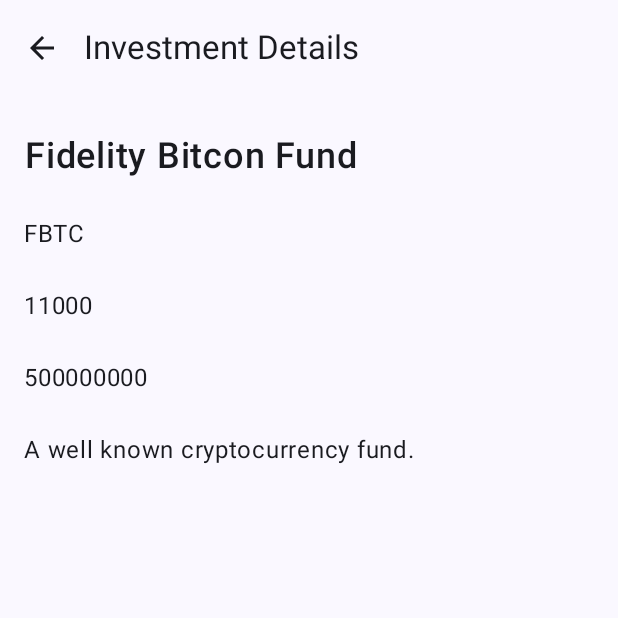
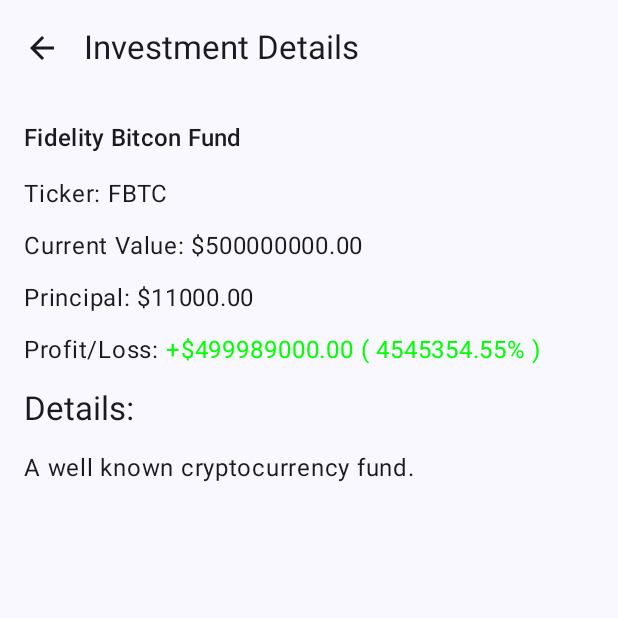
Before and after one commit to yogigupta1206/Investment-Tracker-App, an Android app built with Jetpack Compose: the screen it shows after launch (MainActivity), after a tap on "Fidelity Bitcon Fund", on a phone screen of 412 x 824 dp, the top half of it. Run offline under Robolectric (Android 15) with nearby library versions, the phone set to English and light mode, and no system bars; our stand-ins replace Dagger/Hilt's generated code.

Commit message:
Meaningful data for the user

```diff
--- a/app/src/main/java/com/yogigupta1206/investment_tracker_addepar/presentation/investment_detail/InvestmentDetailsScreen.kt
+++ b/app/src/main/java/com/yogigupta1206/investment_tracker_addepar/presentation/investment_detail/InvestmentDetailsScreen.kt
@@ -1,7 +1,9 @@
 package com.yogigupta1206.investment_tracker_addepar.presentation.investment_detail
 
+import androidx.compose.foundation.layout.Arrangement
 import androidx.compose.foundation.layout.Box
 import androidx.compose.foundation.layout.Column
+import androidx.compose.foundation.layout.Row
 import androidx.compose.foundation.layout.Spacer
 import androidx.compose.foundation.layout.fillMaxSize
 import androidx.compose.foundation.layout.height
@@ -12,10 +14,17 @@ import androidx.compose.material3.CircularProgressIndicator
 import androidx.compose.material3.ExperimentalMaterial3Api
 import androidx.compose.material3.Icon
 import androidx.compose.material3.IconButton
+import androidx.compose.material3.MaterialTheme
 import androidx.compose.material3.Scaffold
 import androidx.compose.material3.Text
 import androidx.compose.material3.TopAppBar
 import androidx.compose.runtime.Composable
+import androidx.compose.runtime.LaunchedEffect
+import androidx.compose.runtime.getValue
+import androidx.compose.runtime.mutableDoubleStateOf
+import androidx.compose.runtime.mutableStateOf
+import androidx.compose.runtime.remember
+import androidx.compose.runtime.setValue
 import androidx.compose.ui.Alignment
 import androidx.compose.ui.Modifier
 import androidx.compose.ui.graphics.Color
@@ -28,6 +37,8 @@ import androidx.hilt.navigation.compose.hiltViewModel
 import com.yogigupta1206.investment_tracker_addepar.R
 import com.yogigupta1206.investment_tracker_addepar.domain.model.Investment
 import com.yogigupta1206.investment_tracker_addepar.presentation.SharedInvestmentViewModel
+import kotlinx.coroutines.Dispatchers
+import kotlinx.coroutines.withContext
 
 @Composable
 fun InvestmentDetailsScreen(
@@ -54,6 +65,11 @@ fun InvestmentDetailsScreen(
 @OptIn(ExperimentalMaterial3Api::class)
 @Composable
 fun InvestmentDetailsContent(investment: Investment, onNavigateBack: () -> Unit) {
+    var currentValue by remember { mutableDoubleStateOf(0.0) }
+    var principalValue by remember { mutableDoubleStateOf(0.0) }
+    var profitLoss by remember { mutableDoubleStateOf(0.0) }
+    var profitLossPercentage by remember { mutableDoubleStateOf(0.0) }
+
     Scaffold(
         topBar = {
             TopAppBar(
@@ -69,43 +85,67 @@ fun InvestmentDetailsContent(investment: Investment, onNavigateBack: () -> Unit)
         Column(
             modifier = Modifier
                 .padding(innerPadding)
-                .padding(top = 24.dp, start = 16.dp, end = 16.dp)
-                .fillMaxSize()
+                .padding(16.dp)
+                .fillMaxSize(),
+            verticalArrangement = Arrangement.spacedBy(16.dp)
         ) {
+            Text(
+                text = investment.name ?: stringResource(id = R.string.empty_string),
+                style = MaterialTheme.typography.titleMedium
+            )
+            if (!investment.ticker.isNullOrBlank()) {
+                Text(
+                    text = "Ticker: ${investment.ticker}",
+                    style = MaterialTheme.typography.bodyLarge
+                )
+            }
 
-            Text(text = investment.name ?: stringResource(R.string.empty_string),
-                lineHeight = 32.sp,
-                fontSize = 24.sp,
-                fontWeight = FontWeight.Medium,
-                textAlign = TextAlign.Center
+            LaunchedEffect(investment) {
+                val currentValueCalculated = withContext(Dispatchers.Default) {
+                    investment.value?.toDoubleOrNull() ?: 0.0
+                }
+                val principalValueCalculated = withContext(Dispatchers.Default) {
+                    investment.principal?.toDoubleOrNull() ?: 0.0
+                }
+                val profitLossCalculated = currentValueCalculated - principalValueCalculated
+                val profitLossPercentageCalculated = (profitLossCalculated / principalValueCalculated) * 100
+                currentValue = currentValueCalculated
+                principalValue = principalValueCalculated
+                profitLoss = profitLossCalculated
+                profitLossPercentage = profitLossPercentageCalculated
+            }
+
+            Text(
+                text = "Current Value: $${"%.2f".format(currentValue)}",    // Can't be Two Source of Truth
+                style = MaterialTheme.typography.bodyLarge
             )
-            Spacer(modifier = Modifier.height(24.dp))
-            Text(text = investment.ticker ?: stringResource(R.string.empty_string),
-                lineHeight = 24.sp,
-                fontSize = 16.sp,
-                fontWeight = FontWeight.Normal,
-                textAlign = TextAlign.Start
+            Text(
+                text = "Principal: $${"%.2f".format(principalValue)}",      // Can't be Two Source of Truth
+                style = MaterialTheme.typography.bodyLarge
             )
-            Spacer(modifier = Modifier.height(24.dp))
-            Text(text = investment.principal ?: stringResource(R.string._0),
-                lineHeight = 24.sp,
-                fontSize = 16.sp,
-                fontWeight = FontWeight.Normal,
-                textAlign = TextAlign.Start
+            Row {
+                Text(
+                    text = "Profit/Loss: ",
+                    style = MaterialTheme.typography.bodyLarge
+                )
+                Text(
+                    text = "${if (profitLoss >= 0) "+" else ""}$${"%.2f".format(profitLoss)}",
+                    color = if (profitLoss >= 0) Color.Green else Color.Red,
+                    style = MaterialTheme.typography.bodyLarge
+                )
+                Text(
+                    text = " ( ${"%.2f".format(profitLossPercentage)}% )",
+                    color = if (profitLoss >= 0) Color.Green else Color.Red,
+                    style = MaterialTheme.typography.bodyLarge
+                )
+            }
+            Text(
+                text = "Details:",
+                style = MaterialTheme.typography.titleLarge
             )
-            Spacer(modifier = Modifier.height(24.dp))
-            Text(text = investment.value ?: stringResource(R.string._0),
-                lineHeight = 24.sp,
-                fontSize = 16.sp,
-                fontWeight = FontWeight.Normal,
-                textAlign = TextAlign.Start
-            )
-            Spacer(modifier = Modifier.height(24.dp))
-            Text(text = investment.details ?: stringResource(R.string.empty_string),
-                lineHeight = 24.sp,
-                fontSize = 16.sp,
-                fontWeight = FontWeight.Normal,
-                textAlign = TextAlign.Start
+            Text(
+                text = investment.details ?: stringResource(id = R.string.empty_string),
+                style = MaterialTheme.typography.bodyLarge
             )
         }
     }
```
